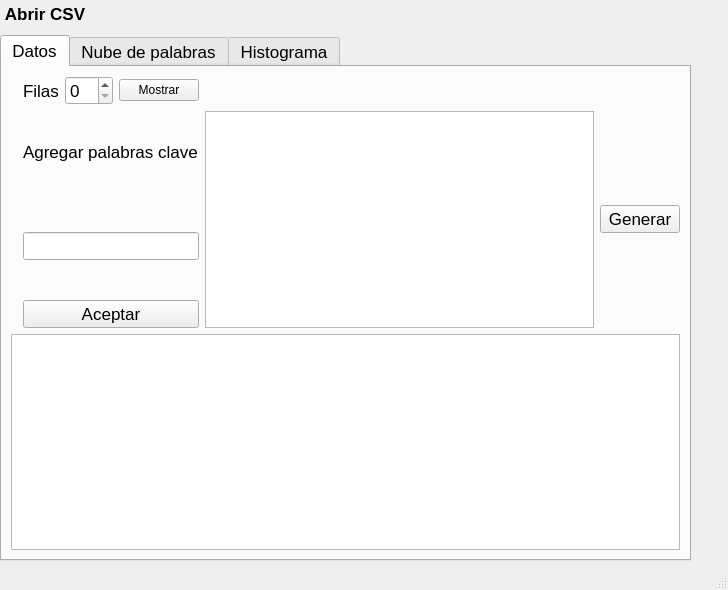
The window that resources/main_view.ui (BaezDa/word-cloud-mvc) describes before a commit, drawn with Qt 5.
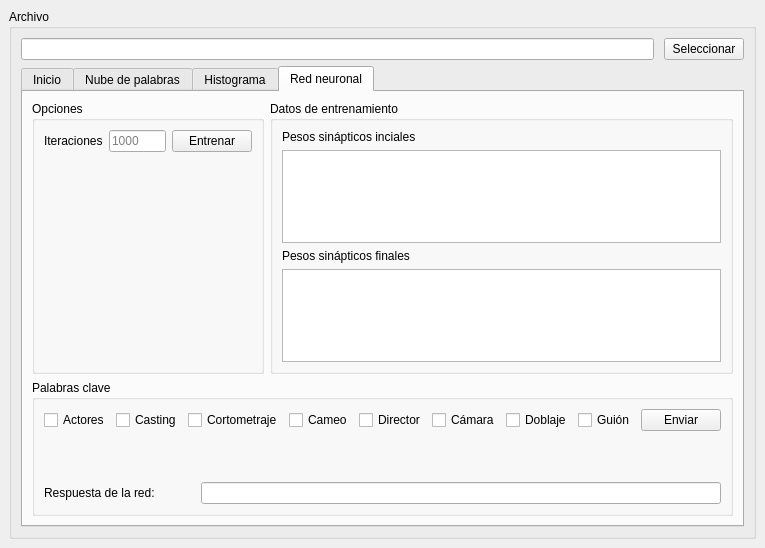
The same window after the commit. Icons and pictures are not drawn.

Commit message: implementación de la red neuronal

The edit to the form file:
```diff
--- a/resources/main_view.ui
+++ b/resources/main_view.ui
@@ -6,281 +6,524 @@
    <rect>
     <x>0</x>
     <y>0</y>
-    <width>728</width>
-    <height>590</height>
+    <width>749</width>
+    <height>548</height>
    </rect>
   </property>
   <property name="windowTitle">
    <string>MainWindow</string>
   </property>
   <widget class="QWidget" name="centralwidget">
-   <widget class="QWidget" name="layoutWidget">
-    <property name="geometry">
-     <rect>
-      <x>0</x>
-      <y>0</y>
-      <width>691</width>
-      <height>561</height>
-     </rect>
+   <layout class="QVBoxLayout" name="verticalLayout_4" stretch="1">
+    <property name="spacing">
+     <number>10</number>
     </property>
-    <layout class="QGridLayout" name="gridLayout">
-     <item row="0" column="2">
-      <spacer name="horizontalSpacer">
-       <property name="orientation">
-        <enum>Qt::Horizontal</enum>
-       </property>
-       <property name="sizeHint" stdset="0">
-        <size>
-         <width>40</width>
-         <height>20</height>
-        </size>
-       </property>
-      </spacer>
-     </item>
-     <item row="1" column="1">
-      <widget class="Line" name="line">
-       <property name="orientation">
-        <enum>Qt::Horizontal</enum>
-       </property>
-      </widget>
-     </item>
-     <item row="0" column="0" rowspan="2">
-      <widget class="QPushButton" name="ButtonOpen">
-       <property name="sizePolicy">
-        <sizepolicy hsizetype="Minimum" vsizetype="Fixed">
-         <horstretch>0</horstretch>
-         <verstretch>0</verstretch>
-        </sizepolicy>
-       </property>
-       <property name="minimumSize">
-        <size>
-         <width>54</width>
-         <height>26</height>
-        </size>
-       </property>
-       <property name="font">
-        <font>
-         <pointsize>13</pointsize>
-         <weight>75</weight>
-         <bold>true</bold>
-        </font>
-       </property>
-       <property name="styleSheet">
-        <string notr="true">
-selection-background-color: rgb(255, 68, 21);
-border-color: rgb(255, 97, 100);</string>
-       </property>
-       <property name="text">
-        <string>Abrir CSV</string>
-       </property>
-       <property name="icon">
-        <iconset>
-         <normaloff>../../../youtube AI creative/indexezd.png</normaloff>../../../youtube AI creative/indexezd.png</iconset>
-       </property>
-       <property name="iconSize">
-        <size>
-         <width>50</width>
-         <height>14</height>
-        </size>
-       </property>
-       <property name="checkable">
-        <bool>false</bool>
-       </property>
-       <property name="autoRepeat">
-        <bool>false</bool>
-       </property>
-       <property name="default">
-        <bool>true</bool>
-       </property>
-       <property name="flat">
-        <bool>true</bool>
-       </property>
-      </widget>
-     </item>
-     <item row="2" column="0" colspan="3">
-      <widget class="QTabWidget" name="tabWidget">
-       <property name="font">
-        <font>
-         <pointsize>13</pointsize>
-        </font>
-       </property>
-       <property name="currentIndex">
-        <number>0</number>
-       </property>
-       <widget class="QWidget" name="tab">
-        <attribute name="title">
-         <string>Datos</string>
-        </attribute>
-        <layout class="QGridLayout" name="gridLayout_2">
-         <item row="1" column="5">
-          <widget class="QListView" name="listView"/>
-         </item>
-         <item row="1" column="2" colspan="3">
-          <layout class="QVBoxLayout" name="verticalLayout">
-           <property name="spacing">
-            <number>40</number>
-           </property>
-           <item>
-            <widget class="QLabel" name="label_2">
-             <property name="enabled">
-              <bool>true</bool>
-             </property>
-             <property name="text">
-              <string>Agregar palabras clave</string>
-             </property>
-            </widget>
-           </item>
-           <item>
-            <widget class="QLineEdit" name="lineEdit"/>
-           </item>
-           <item>
-            <widget class="QPushButton" name="BtnAceptar">
-             <property name="text">
-              <string>Aceptar</string>
-             </property>
-            </widget>
-           </item>
-          </layout>
-         </item>
-         <item row="0" column="3">
-          <widget class="QSpinBox" name="spinBox"/>
-         </item>
-         <item row="0" column="2">
-          <widget class="QLabel" name="label">
-           <property name="text">
-            <string>Filas</string>
-           </property>
-          </widget>
-         </item>
-         <item row="0" column="4">
-          <widget class="QPushButton" name="BtnDescribe">
-           <property name="font">
-            <font>
-             <pointsize>9</pointsize>
-            </font>
-           </property>
-           <property name="text">
-            <string>Mostrar</string>
-           </property>
-          </widget>
-         </item>
-         <item row="0" column="5">
-          <spacer name="horizontalSpacer_2">
-           <property name="orientation">
-            <enum>Qt::Horizontal</enum>
-           </property>
-           <property name="sizeHint" stdset="0">
-            <size>
-             <width>40</width>
-             <height>20</height>
-            </size>
-           </property>
-          </spacer>
-         </item>
-         <item row="1" column="6">
-          <widget class="QPushButton" name="BtnReducir">
-           <property name="text">
-            <string>Generar</string>
-           </property>
-          </widget>
-         </item>
-         <item row="2" column="0" colspan="7">
-          <widget class="QTableWidget" name="tableWidget"/>
-         </item>
-        </layout>
-       </widget>
-       <widget class="QWidget" name="tab_3">
-        <attribute name="title">
-         <string>Nube de palabras</string>
-        </attribute>
-        <widget class="QPushButton" name="BtnCloud">
-         <property name="geometry">
-          <rect>
-           <x>300</x>
-           <y>20</y>
-           <width>75</width>
-           <height>23</height>
-          </rect>
+    <item>
+     <widget class="QGroupBox" name="file">
+      <property name="sizePolicy">
+       <sizepolicy hsizetype="Preferred" vsizetype="Preferred">
+        <horstretch>0</horstretch>
+        <verstretch>0</verstretch>
+       </sizepolicy>
+      </property>
+      <property name="layoutDirection">
+       <enum>Qt::LeftToRight</enum>
+      </property>
+      <property name="autoFillBackground">
+       <bool>false</bool>
+      </property>
+      <property name="title">
+       <string>Archivo</string>
+      </property>
+      <layout class="QVBoxLayout" name="verticalLayout_13">
+       <item>
+        <layout class="QHBoxLayout" name="horizontalLayout" stretch="0,0">
+         <property name="spacing">
+          <number>10</number>
          </property>
-         <property name="text">
-          <string>Ver nube</string>
+         <property name="sizeConstraint">
+          <enum>QLayout::SetDefaultConstraint</enum>
          </property>
-        </widget>
-        <widget class="QFrame" name="frameNube">
-         <property name="geometry">
-          <rect>
-           <x>10</x>
-           <y>60</y>
-           <width>661</width>
-           <height>411</height>
-          </rect>
+         <property name="leftMargin">
+          <number>0</number>
          </property>
-         <property name="frameShape">
-          <enum>QFrame::StyledPanel</enum>
+         <property name="rightMargin">
+          <number>0</number>
          </property>
-         <property name="frameShadow">
-          <enum>QFrame::Raised</enum>
-         </property>
-        </widget>
-       </widget>
-       <widget class="QWidget" name="tab_2">
-        <attribute name="title">
-         <string>Histograma</string>
-        </attribute>
-        <layout class="QGridLayout" name="gridLayout_3">
-         <item row="0" column="3">
-          <spacer name="horizontalSpacer_3">
-           <property name="orientation">
-            <enum>Qt::Horizontal</enum>
+         <item>
+          <widget class="QLineEdit" name="lineEditPathFile">
+           <property name="text">
+            <string/>
            </property>
-           <property name="sizeHint" stdset="0">
-            <size>
-             <width>40</width>
-             <height>20</height>
-            </size>
+           <property name="echoMode">
+            <enum>QLineEdit::Normal</enum>
            </property>
-          </spacer>
-         </item>
-         <item row="0" column="2">
-          <widget class="QPushButton" name="BtnGraficar">
-           <property name="font">
-            <font>
-             <pointsize>11</pointsize>
-            </font>
+           <property name="readOnly">
+            <bool>true</bool>
            </property>
-           <property name="text">
-            <string>Graficar</string>
-           </property>
           </widget>
          </item>
-         <item row="1" column="0" colspan="4">
-          <widget class="QFrame" name="frameHist">
-           <property name="frameShape">
-            <enum>QFrame::StyledPanel</enum>
+         <item>
+          <widget class="QPushButton" name="btnSelectFile">
+           <property name="text">
+            <string>Seleccionar</string>
            </property>
-           <property name="frameShadow">
-            <enum>QFrame::Raised</enum>
-           </property>
           </widget>
          </item>
         </layout>
-       </widget>
-      </widget>
-     </item>
-    </layout>
-   </widget>
+       </item>
+       <item>
+        <widget class="QTabWidget" name="tabWidget">
+         <property name="currentIndex">
+          <number>3</number>
+         </property>
+         <widget class="QWidget" name="home">
+          <property name="maximumSize">
+           <size>
+            <width>16777215</width>
+            <height>485</height>
+           </size>
+          </property>
+          <attribute name="title">
+           <string>Inicio</string>
+          </attribute>
+          <layout class="QVBoxLayout" name="verticalLayout_2" stretch="1,1">
+           <item>
+            <layout class="QVBoxLayout" name="verticalLayout">
+             <item>
+              <layout class="QHBoxLayout" name="horizontalLayout_2" stretch="1,2">
+               <item>
+                <widget class="QGroupBox" name="groupBox">
+                 <property name="title">
+                  <string>Opciones</string>
+                 </property>
+                 <layout class="QVBoxLayout" name="verticalLayout_9">
+                  <item>
+                   <layout class="QVBoxLayout" name="verticalLayout_3">
+                    <item>
+                     <layout class="QHBoxLayout" name="horizontalLayout_3">
+                      <item>
+                       <widget class="QSpinBox" name="spinBox">
+                        <property name="value">
+                         <number>10</number>
+                        </property>
+                       </widget>
+                      </item>
+                      <item>
+                       <widget class="QPushButton" name="btnShowData">
+                        <property name="text">
+                         <string>Mostrar</string>
+                        </property>
+                       </widget>
+                      </item>
+                     </layout>
+                    </item>
+                   </layout>
+                  </item>
+                 </layout>
+                </widget>
+               </item>
+               <item>
+                <widget class="QGroupBox" name="groupBox_2">
+                 <property name="title">
+                  <string>Palabras clave</string>
+                 </property>
+                 <layout class="QVBoxLayout" name="verticalLayout_14">
+                  <item>
+                   <layout class="QVBoxLayout" name="verticalLayout_10">
+                    <item>
+                     <layout class="QHBoxLayout" name="horizontalLayout_8">
+                      <item>
+                       <widget class="QLineEdit" name="lineEditKeyword"/>
+                      </item>
+                      <item>
+                       <widget class="QPushButton" name="btnAdd">
+                        <property name="text">
+                         <string>Agregar</string>
+                        </property>
+                       </widget>
+                      </item>
+                      <item>
+                       <widget class="QPushButton" name="btnGenerate">
+                        <property name="text">
+                         <string>Generar CSV</string>
+                        </property>
+                       </widget>
+                      </item>
+                     </layout>
+                    </item>
+                    <item>
+                     <widget class="QListView" name="listView"/>
+                    </item>
+                   </layout>
+                  </item>
+                 </layout>
+                </widget>
+               </item>
+              </layout>
+             </item>
+            </layout>
+           </item>
+           <item>
+            <widget class="QGroupBox" name="groupBox_3">
+             <property name="title">
+              <string>Datos</string>
+             </property>
+             <layout class="QHBoxLayout" name="horizontalLayout_7">
+              <item>
+               <widget class="QTableWidget" name="tableWidget"/>
+              </item>
+             </layout>
+            </widget>
+           </item>
+          </layout>
+         </widget>
+         <widget class="QWidget" name="wordCloud">
+          <attribute name="title">
+           <string>Nube de palabras</string>
+          </attribute>
+          <layout class="QVBoxLayout" name="verticalLayout_5">
+           <item>
+            <layout class="QVBoxLayout" name="verticalLayout_6" stretch="0,0,1">
+             <item>
+              <layout class="QHBoxLayout" name="horizontalLayout_6">
+               <item>
+                <spacer name="horizontalSpacer_3">
+                 <property name="orientation">
+                  <enum>Qt::Horizontal</enum>
+                 </property>
+                 <property name="sizeHint" stdset="0">
+                  <size>
+                   <width>40</width>
+                   <height>20</height>
+                  </size>
+                 </property>
+                </spacer>
+               </item>
+               <item>
+                <widget class="QPushButton" name="btnShowWordCloud">
+                 <property name="text">
+                  <string>Mostrar</string>
+                 </property>
+                </widget>
+               </item>
+              </layout>
+             </item>
+             <item>
+              <widget class="Line" name="line">
+               <property name="orientation">
+                <enum>Qt::Horizontal</enum>
+               </property>
+              </widget>
+             </item>
+             <item>
+              <widget class="QFrame" name="frameCloud">
+               <property name="frameShape">
+                <enum>QFrame::StyledPanel</enum>
+               </property>
+               <property name="frameShadow">
+                <enum>QFrame::Raised</enum>
+               </property>
+              </widget>
+             </item>
+            </layout>
+           </item>
+          </layout>
+         </widget>
+         <widget class="QWidget" name="histogram">
+          <attribute name="title">
+           <string>Histograma</string>
+          </attribute>
+          <layout class="QVBoxLayout" name="verticalLayout_8">
+           <item>
+            <layout class="QVBoxLayout" name="verticalLayout_7" stretch="0,1">
+             <item>
+              <layout class="QHBoxLayout" name="horizontalLayout_5">
+               <item>
+                <spacer name="horizontalSpacer_2">
+                 <property name="orientation">
+                  <enum>Qt::Horizontal</enum>
+                 </property>
+                 <property name="sizeHint" stdset="0">
+                  <size>
+                   <width>40</width>
+                   <height>20</height>
+                  </size>
+                 </property>
+                </spacer>
+               </item>
+               <item>
+                <widget class="QPushButton" name="btnShowHist">
+                 <property name="text">
+                  <string>Mostrar</string>
+                 </property>
+                </widget>
+               </item>
+              </layout>
+             </item>
+             <item>
+              <widget class="QFrame" name="frameHist">
+               <property name="frameShape">
+                <enum>QFrame::StyledPanel</enum>
+               </property>
+               <property name="frameShadow">
+                <enum>QFrame::Raised</enum>
+               </property>
+              </widget>
+             </item>
+            </layout>
+           </item>
+          </layout>
+         </widget>
+         <widget class="QWidget" name="neuralNetwork">
+          <attribute name="title">
+           <string>Red neuronal</string>
+          </attribute>
+          <layout class="QVBoxLayout" name="verticalLayout_12" stretch="2,1">
+           <item>
+            <layout class="QHBoxLayout" name="horizontalLayout_11" stretch="1,2">
+             <item>
+              <widget class="QGroupBox" name="groupBox_7">
+               <property name="title">
+                <string>Opciones</string>
+               </property>
+               <layout class="QVBoxLayout" name="verticalLayout_22">
+                <item>
+                 <layout class="QVBoxLayout" name="verticalLayout_21">
+                  <item>
+                   <layout class="QHBoxLayout" name="horizontalLayout_13">
+                    <item>
+                     <widget class="QLabel" name="label_2">
+                      <property name="text">
+                       <string>Iteraciones</string>
+                      </property>
+                     </widget>
+                    </item>
+                    <item>
+                     <widget class="QLineEdit" name="lineEditIterations">
+                      <property name="placeholderText">
+                       <string>1000</string>
+                      </property>
+                     </widget>
+                    </item>
+                    <item>
+                     <widget class="QPushButton" name="btnTrain_2">
+                      <property name="text">
+                       <string>Entrenar</string>
+                      </property>
+                     </widget>
+                    </item>
+                   </layout>
+                  </item>
+                  <item>
+                   <spacer name="verticalSpacer">
+                    <property name="orientation">
+                     <enum>Qt::Vertical</enum>
+                    </property>
+                    <property name="sizeHint" stdset="0">
+                     <size>
+                      <width>20</width>
+                      <height>40</height>
+                     </size>
+                    </property>
+                   </spacer>
+                  </item>
+                 </layout>
+                </item>
+               </layout>
+              </widget>
+             </item>
+             <item>
+              <widget class="QGroupBox" name="groupBox_5">
+               <property name="title">
+                <string>Datos de entrenamiento</string>
+               </property>
+               <layout class="QVBoxLayout" name="verticalLayout_20">
+                <item>
+                 <layout class="QVBoxLayout" name="verticalLayout_19">
+                  <item>
+                   <widget class="QLabel" name="label_3">
+                    <property name="text">
+                     <string>Pesos sinápticos inciales</string>
+                    </property>
+                   </widget>
+                  </item>
+                  <item>
+                   <widget class="QTextBrowser" name="textBrowserInitialWeights"/>
+                  </item>
+                  <item>
+                   <widget class="QLabel" name="label_4">
+                    <property name="text">
+                     <string>Pesos sinápticos finales</string>
+                    </property>
+                   </widget>
+                  </item>
+                  <item>
+                   <widget class="QTextBrowser" name="textBrowserFinalWeights"/>
+                  </item>
+                 </layout>
+                </item>
+               </layout>
+              </widget>
+             </item>
+            </layout>
+           </item>
+           <item>
+            <layout class="QVBoxLayout" name="verticalLayout_15">
+             <item>
+              <widget class="QGroupBox" name="groupBox_6">
+               <property name="title">
+                <string>Palabras clave</string>
+               </property>
+               <layout class="QVBoxLayout" name="verticalLayout_24">
+                <item>
+                 <layout class="QVBoxLayout" name="verticalLayout_23">
+                  <item>
+                   <layout class="QHBoxLayout" name="horizontalLayout_14" stretch="0,0,0,0,0,0,0,0,0,1">
+                    <item>
+                     <widget class="QCheckBox" name="checkboxActors_2">
+                      <property name="text">
+                       <string>Actores</string>
+                      </property>
+                     </widget>
+                    </item>
+                    <item>
+                     <widget class="QCheckBox" name="checkboxCasting_2">
+                      <property name="text">
+                       <string>Casting</string>
+                      </property>
+                     </widget>
+                    </item>
+                    <item>
+                     <widget class="QCheckBox" name="checkboxShortFilm_2">
+                      <property name="text">
+                       <string>Cortometraje</string>
+                      </property>
+                     </widget>
+                    </item>
+                    <item>
+                     <widget class="QCheckBox" name="checkboxCameo_2">
+                      <property name="text">
+                       <string>Cameo</string>
+                      </property>
+                     </widget>
+                    </item>
+                    <item>
+                     <widget class="QCheckBox" name="checkboxDirector_2">
+                      <property name="text">
+                       <string>Director</string>
+                      </property>
+                     </widget>
+                    </item>
+                    <item>
+                     <widget class="QCheckBox" name="checkboxCamera_2">
+                      <property name="text">
+                       <string>Cámara</string>
+                      </property>
+                     </widget>
+                    </item>
+                    <item>
+                     <widget class="QCheckBox" name="checkboxDubbing_2">
+                      <property name="text">
+                       <string>Doblaje</string>
+                      </property>
+                     </widget>
+                    </item>
+                    <item>
+                     <widget class="QCheckBox" name="checkboxScript_2">
+                      <property name="text">
+                       <string>Guión</string>
+                      </property>
+                     </widget>
+                    </item>
+                    <item>
+                     <spacer name="horizontalSpacer_6">
+                      <property name="orientation">
+                       <enum>Qt::Horizontal</enum>
+                      </property>
+                      <property name="sizeHint" stdset="0">
+                       <size>
+                        <width>40</width>
+                        <height>20</height>
+                       </size>
+                      </property>
+                     </spacer>
+                    </item>
+                    <item>
+                     <widget class="QPushButton" name="btnSend_2">
+                      <property name="text">
+                       <string>Enviar</string>
+                      </property>
+                     </widget>
+                    </item>
+                   </layout>
+                  </item>
+                  <item>
+                   <spacer name="verticalSpacer_2">
+                    <property name="orientation">
+                     <enum>Qt::Vertical</enum>
+                    </property>
+                    <property name="sizeHint" stdset="0">
+                     <size>
+                      <width>20</width>
+                      <height>40</height>
+                     </size>
+                    </property>
+                   </spacer>
+                  </item>
+                  <item>
+                   <layout class="QHBoxLayout" name="horizontalLayout_16" stretch="0,0,1">
+                    <item>
+                     <widget class="QLabel" name="label_6">
+                      <property name="text">
+                       <string>Respuesta de la red:</string>
+                      </property>
+                     </widget>
+                    </item>
+                    <item>
+                     <spacer name="horizontalSpacer_8">
+                      <property name="orientation">
+                       <enum>Qt::Horizontal</enum>
+                      </property>
+                      <property name="sizeHint" stdset="0">
+                       <size>
+                        <width>40</width>
+                        <height>20</height>
+                       </size>
+                      </property>
+                     </spacer>
+                    </item>
+                    <item>
+                     <widget class="QLineEdit" name="lineEditAns"/>
+                    </item>
+                   </layout>
+                  </item>
+                 </layout>
+                </item>
+               </layout>
+              </widget>
+             </item>
+            </layout>
+           </item>
+          </layout>
+         </widget>
+        </widget>
+       </item>
+      </layout>
+     </widget>
+    </item>
+   </layout>
   </widget>
   <widget class="QMenuBar" name="menubar">
    <property name="geometry">
     <rect>
      <x>0</x>
      <y>0</y>
-     <width>728</width>
+     <width>749</width>
      <height>21</height>
     </rect>
    </property>
   </widget>
-  <widget class="QStatusBar" name="statusbar"/>
  </widget>
  <resources/>
  <connections/>
```
The commit also changes 11 other files.
